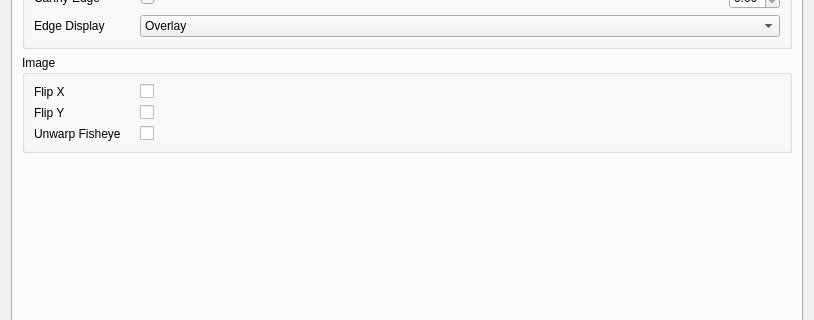
Old version of the form plugins/feature/camera/camerasettingsdialog.ui in the repository srcejon/sdrangel; both pictures show x 0 to 814 and y 205 to 525 of the 814 by 934 pixel window.
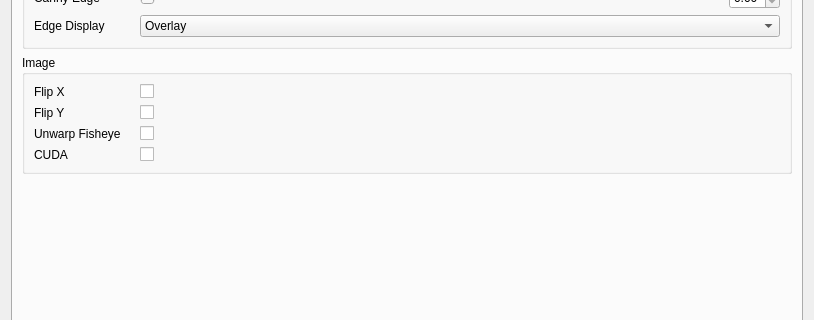
New version of the form. The open tabs and pages were chosen to show the change. Icons and pictures are not drawn. Custom widgets are drawn as their Qt base class.

Commit message: Add CUDA camera post-processing toggle

Patch:
```diff
--- a/plugins/feature/camera/camerasettingsdialog.ui
+++ b/plugins/feature/camera/camerasettingsdialog.ui
@@ -2602,6 +2602,23 @@
             </property>
            </widget>
           </item>
+          <item row="3" column="0">
+           <widget class="QLabel" name="postProcessUseCudaLabel">
+            <property name="text">
+             <string>CUDA</string>
+            </property>
+           </widget>
+          </item>
+          <item row="3" column="1">
+           <widget class="QCheckBox" name="postProcessUseCudaCheck">
+            <property name="toolTip">
+             <string>Use OpenCV CUDA functions for supported post-processing steps</string>
+            </property>
+            <property name="text">
+             <string/>
+            </property>
+           </widget>
+          </item>
          </layout>
         </widget>
        </item>
```
Left out of the diff: 1 changed line with no effect on the pictures. The commit also changes 8 other files.
